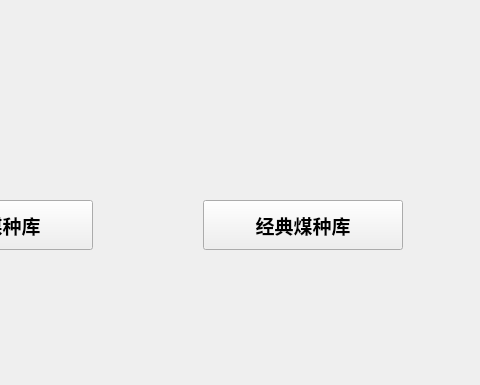
First picture: the form in MainWindows.ui, repository jchxu/GUI_Coal_Base, before the edit; both pictures show x 487 to 967 and y 0 to 385 of the 967 by 787 pixel window.
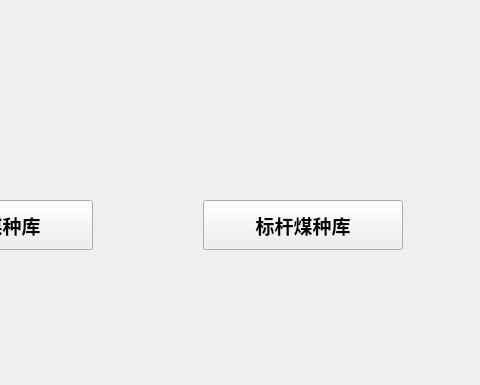
Second picture: the form after the edit. Icons and pictures are not drawn.

Patch:
```diff
--- a/MainWindows.ui
+++ b/MainWindows.ui
@@ -74,7 +74,7 @@
      </font>
     </property>
     <property name="text">
-     <string>经典煤种库</string>
+     <string>标杆煤种库</string>
     </property>
    </widget>
    <widget class="QPushButton" name="new_coal">
```
